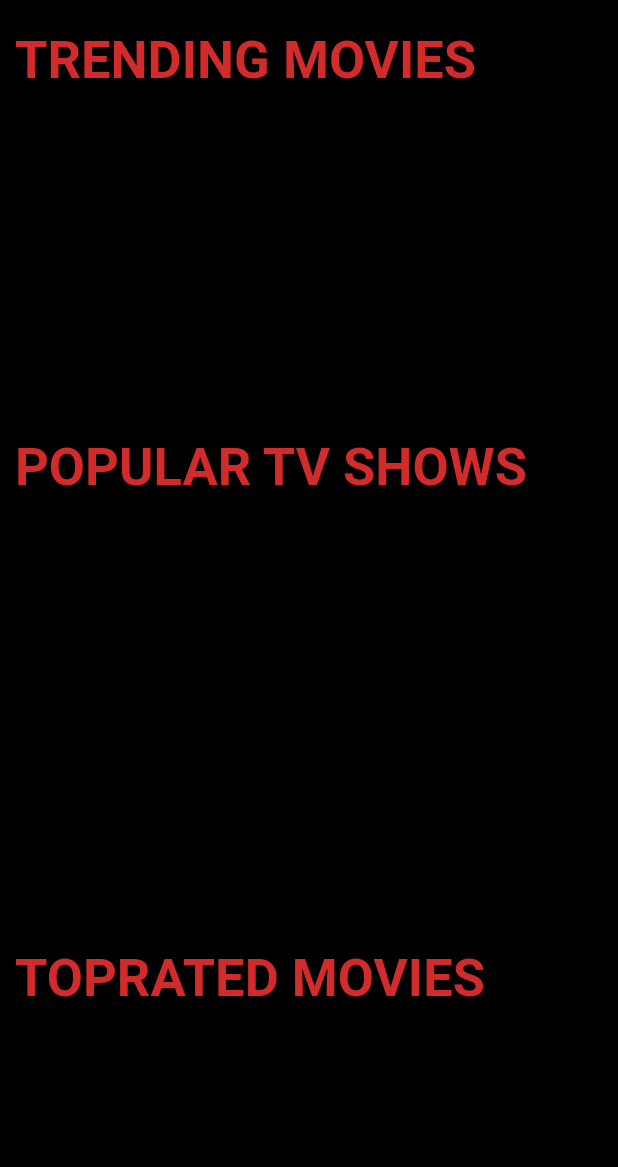
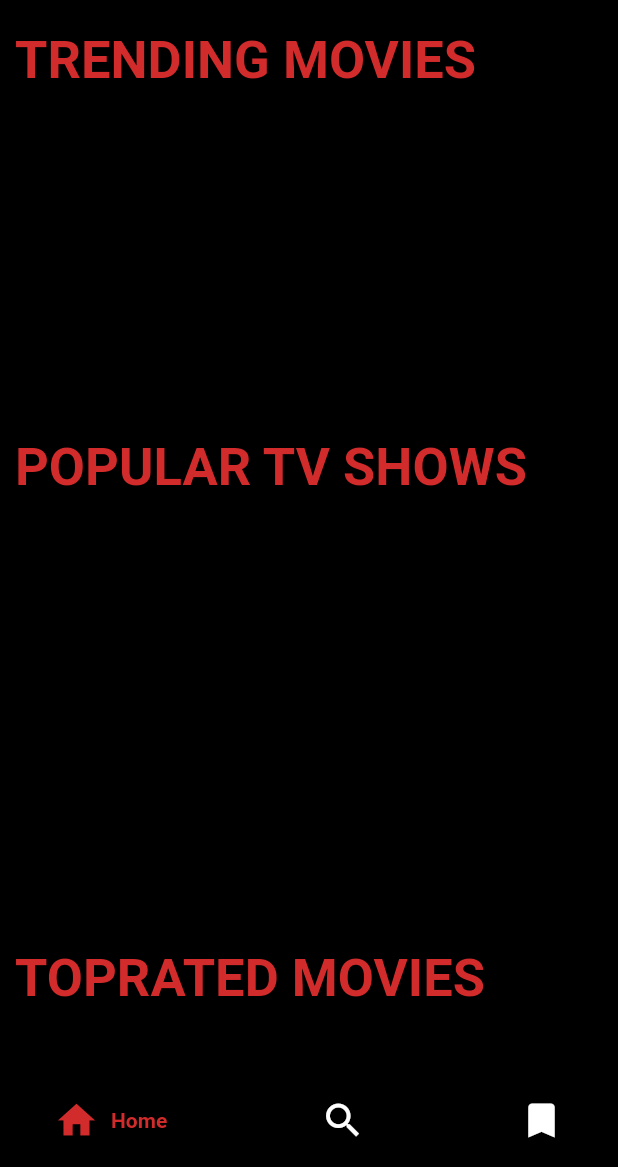
Before and after one commit to Rohit-KK15/MoviePedia, a Flutter app: the screen it shows after launch, on a phone screen of 412 x 824 dp, the part 69-1236 px from its top. Run offline on Flutter 3.47's test engine with Material 2 defaults, Android fonts, the phone set to English and light mode, and no system bars; drawn by our look-alikes of google_nav_bar; our stand-ins replace firebase_core, google_fonts, ionicons; missing offline and left inert: tmdb_api; accounts and stored records are empty.

Commit message:
Update homeScreen.dart

```diff
--- a/lib/Screens/homeScreen.dart
+++ b/lib/Screens/homeScreen.dart
@@ -1,6 +1,7 @@
 import 'package:flutter/cupertino.dart';
 import 'package:flutter/material.dart';
 import 'package:google_fonts/google_fonts.dart';
+import 'package:google_nav_bar/google_nav_bar.dart';
 import 'package:project2/Screens/search.dart';
 import 'package:project2/Screens/watchLater.dart';
 import 'package:tmdb_api/tmdb_api.dart';
@@ -91,7 +92,42 @@ class _HomeScreenState extends State<HomeScreen> {
           ],
         ),
       ),
+      bottomNavigationBar: Container(
+        color: Colors.black,
+        child: const Padding(
+          padding: EdgeInsets.only(
+              top: 10,
+              left: 20,
+            right: 20
+          ),
+          child: GNav(
+            // duration: Duration(milliseconds: 1000),
+            activeColor: const Color(0xffD22B2B),
+            backgroundColor: Colors.black,
+            gap: 8,
+            // tabBackgroundColor: Color(0xffD22B2B),
+            // tabBackgroundColor: Colors.grey.shade900,
+            padding: EdgeInsets.all(16),
+            color: Colors.white,
+            iconSize: 30,
+            tabs: [
+              GButton(
+                  icon: Icons.home,
+                  text: 'Home',
+              ),
+              GButton(
+                  icon: Icons.search,
+                  text: 'Explore',
+              ),
+              GButton(
+                  icon: Icons.bookmark,
+                  text: 'WatchList'
+              ),
+            ],
 
+          ),
+        ),
+      ),
       // bottomNavigationBar: BottomNavigationBar(
       //   items: const <BottomNavigationBarItem>[
       //     BottomNavigationBarItem(
```
